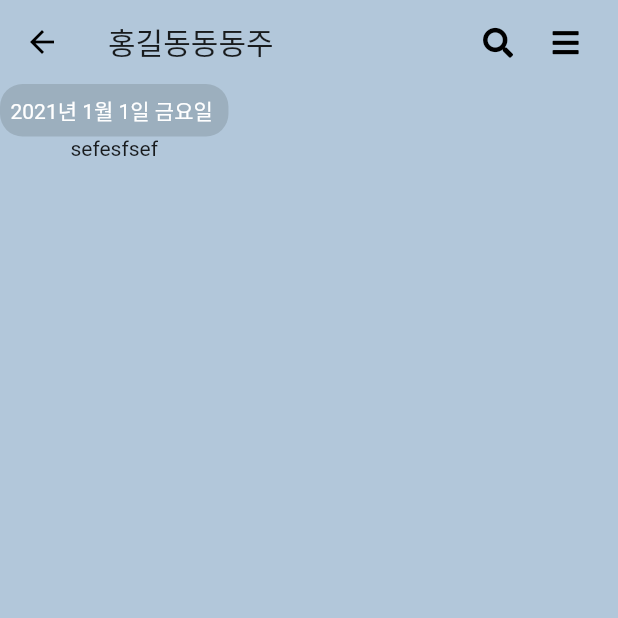
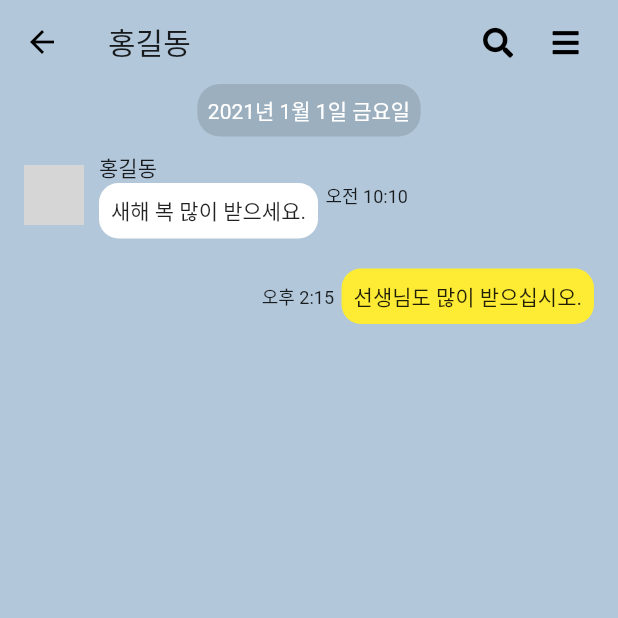
Before and after one commit to Goldfish808/flutter2, a Flutter app: the ChatRoomScreen screen opened directly, on a phone screen of 412 x 824 dp, the top half of it. Run offline on Flutter 3.47's test engine with Material 2 defaults, Android fonts, the phone set to English and light mode, and no system bars; our stand-ins replace font_awesome_flutter; network calls fail; grey boxes are pictures that could not be loaded.

```diff
--- /dev/null
+++ b/lib/components/my_chat.dart
@@ -0,0 +1,36 @@
+import 'package:flutter/material.dart';
+
+class MyChat extends StatelessWidget {
+  const MyChat({
+    Key? key,
+    required this.text,
+    required this.time,
+  }) : super(key: key);
+
+  final String text;
+  final String time;
+
+  @override
+  Widget build(BuildContext context) {
+    return Padding(
+      padding: const EdgeInsets.symmetric(vertical: 10.0),
+      child: Row(
+        mainAxisAlignment: MainAxisAlignment.end,
+        children: [
+          Text(time, style: TextStyle(fontSize: 12)),
+          SizedBox(width: 5),
+          Flexible(
+            child: Container(
+              padding: const EdgeInsets.all(8),
+              decoration: BoxDecoration(
+                borderRadius: BorderRadius.circular(13),
+                color: Color(0xFFfeec34),
+              ),
+              child: Text(text),
+            ),
+          )
+        ],
+      ),
+    );
+  }
+}
--- a/lib/components/ohter_chat.dart
+++ b/lib/components/ohter_chat.dart
@@ -0,0 +1,50 @@
+import 'package:flutter/material.dart';
+import 'package:flutter_katalk/models/user.dart';
+
+class OtherChat extends StatelessWidget {
+  const OtherChat({
+    Key? key,
+    required this.name,
+    required this.text,
+    required this.time,
+  }) : super(key: key);
+
+  final String name;
+  final String text;
+  final String time;
+
+  @override
+  Widget build(BuildContext context) {
+    return Padding(
+      padding: const EdgeInsets.symmetric(vertical: 10.0),
+      child: Row(
+        children: [
+          CircleAvatar(
+            backgroundImage: NetworkImage(friends[0].backgroundImage), // 1
+          ),
+          SizedBox(width: 10),
+          Flexible(
+            child: Column(
+              crossAxisAlignment: CrossAxisAlignment.start,
+              children: [
+                Text(name),
+                Container(
+                  child: Text(text),
+                  padding: EdgeInsets.all(8),
+                  decoration: BoxDecoration(
+                    borderRadius: BorderRadius.circular(13),
+                    color: Colors.white,
+                  ),
+                )
+              ],
+            ),
+          ),
+          SizedBox(
+            width: 5,
+          ),
+          Text(time, style: TextStyle(fontSize: 12))
+        ],
+      ),
+    );
+  }
+}
--- a/lib/screens/chat_room_screen.dart
+++ b/lib/screens/chat_room_screen.dart
@@ -1,15 +1,18 @@
 import 'package:flutter/material.dart';
+import 'package:flutter_katalk/components/my_chat.dart';
+import 'package:flutter_katalk/components/ohter_chat.dart';
 import 'package:flutter_katalk/components/time_line.dart';
 import 'package:font_awesome_flutter/font_awesome_flutter.dart';
 
 class ChatRoomScreen extends StatefulWidget {
-  const ChatRoomScreen({Key? key}) : super(key: key);
-
   @override
-  State<ChatRoomScreen> createState() => _ChatRoomScreenState();
+  _ChatRoomScreenState createState() => _ChatRoomScreenState();
 }
 
 class _ChatRoomScreenState extends State<ChatRoomScreen> {
+  final List<MyChat> chats = [];
+  final TextEditingController _textController = TextEditingController();
+
   @override
   Widget build(BuildContext context) {
     return Container(
@@ -18,7 +21,10 @@ class _ChatRoomScreenState extends State<ChatRoomScreen> {
         backgroundColor: Colors.transparent,
         appBar: AppBar(
           backgroundColor: Colors.transparent,
-          title: Text("홍길동동동주", style: Theme.of(context).textTheme.headline6),
+          title: Text(
+            "홍길동",
+            style: Theme.of(context).textTheme.headline6,
+          ),
           actions: [
             Icon(FontAwesomeIcons.search, size: 20),
             SizedBox(width: 25),
@@ -30,12 +36,23 @@ class _ChatRoomScreenState extends State<ChatRoomScreen> {
           children: [
             Expanded(
               child: SingleChildScrollView(
-                child: Column(
-                  children: [
-                    //나중에 위치가 설정되어야 함
-                    TimeLine(time: "2021년 1월 1일 금요일 "),
-                    Text("sefesfsef")
-                  ],
+                child: Padding(
+                  padding: const EdgeInsets.symmetric(horizontal: 16.0),
+                  child: Column(
+                    children: [
+                      TimeLine(time: "2021년 1월 1일 금요일"),
+                      OtherChat(
+                        name: "홍길동",
+                        text: "새해 복 많이 받으세요.",
+                        time: "오전 10:10",
+                      ),
+                      MyChat(
+                        text: "선생님도 많이 받으십시오.",
+                        time: "오후 2:15",
+                      ),
+                      ...List.generate(chats.length, (index) => chats[index]),
+                    ],
+                  ),
                 ),
               ),
             ),
```
